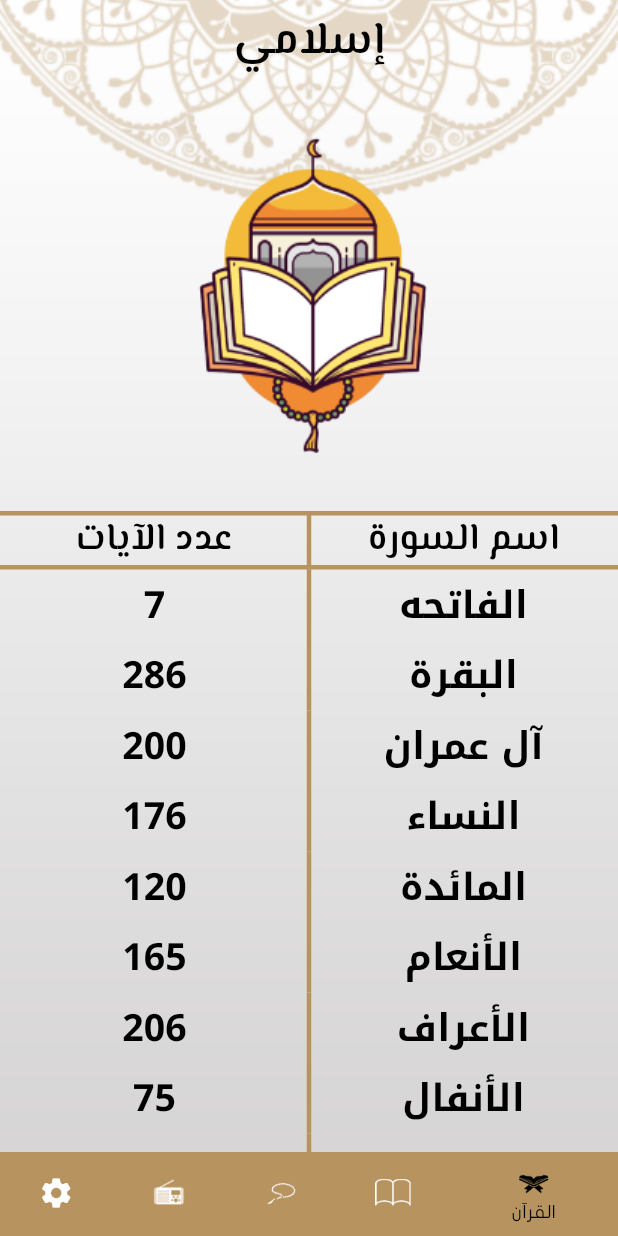
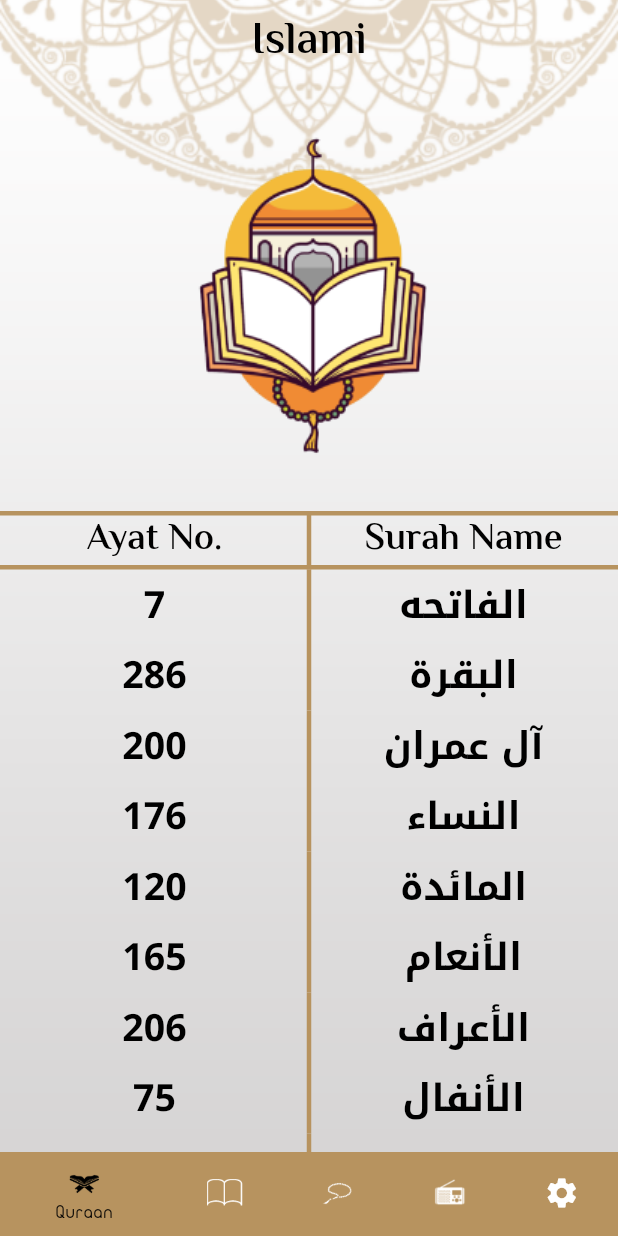
Before and after one commit to heshamgasser/Islamic, a Flutter app: the screen it shows after launch, on a phone screen of 412 x 824 dp. Run offline on Flutter 3.47's test engine with Material 2 defaults, Android fonts, the phone set to English and light mode, and no system bars; our stand-ins replace google_fonts; generated files the repository leaves out were written again.

Commit message:
setting tab and provider

```diff
--- /dev/null
+++ b/l10n.yaml
@@ -0,0 +1,3 @@
+arb-dir: lib/l10n
+template-arb-file: app_en.arb
+output-localization-file: app_localizations.dart
--- /dev/null
+++ b/lib/l10n/app_en.arb
@@ -0,0 +1,16 @@
+{
+  "appTitle": "Islami",
+  "surahNames": "Surah Name",
+  "ayatNo": "Ayat No.",
+  "quran": "Quraan",
+  "ahadeth": "Ahadeth",
+  "sebha": "Sebha",
+  "radio": "Radio",
+  "setting": "Setting",
+  "enLanguage": "English",
+  "arlanguage": "Arabic",
+  "lightTheme": "Light",
+  "darkTheme": "Dark",
+  "language": "Language",
+  "theme": "Theme"
+}
--- a/lib/main.dart
+++ b/lib/main.dart
@@ -1,11 +1,16 @@
 import 'package:flutter/material.dart';
+import 'package:flutter_gen/gen_l10n/app_localizations.dart';
+import 'package:flutter_localizations/flutter_localizations.dart';
+import 'package:islamic_app/providers/app_provider.dart';
 import 'package:islamic_app/screens/hadethScreen.dart';
 import 'package:islamic_app/screens/homeScreen.dart';
 import 'package:islamic_app/screens/surahScreen.dart';
 import 'package:islamic_app/themeData/themes.dart';
+import 'package:provider/provider.dart';
 
 void main() {
-  runApp(const IslamicApp());
+  runApp(ChangeNotifierProvider(
+      create: (context) => AppProvider(), child: const IslamicApp()));
 }
 
 class IslamicApp extends StatelessWidget {
@@ -13,10 +18,23 @@ class IslamicApp extends StatelessWidget {
 
   @override
   Widget build(BuildContext context) {
+    var provider = Provider.of<AppProvider>(context);
+
     return MaterialApp(
       darkTheme: MyThemeData.darkTheme,
       theme: MyThemeData.lightTheme,
-      themeMode: ThemeMode.system,
+      themeMode: provider.themeMode,
+      localizationsDelegates: [
+        AppLocalizations.delegate, // Add this line
+        GlobalMaterialLocalizations.delegate,
+        GlobalWidgetsLocalizations.delegate,
+        GlobalCupertinoLocalizations.delegate,
+      ],
+      supportedLocales: [
+        Locale('en'), // English
+        Locale('ar'), // Arabic
+      ],
+      locale: Locale(provider.language),
       debugShowCheckedModeBanner: false,
       initialRoute: HomeScreen.routeName,
       routes: {
--- /dev/null
+++ b/lib/providers/app_provider.dart
@@ -0,0 +1,17 @@
+import 'package:flutter/material.dart';
+
+class AppProvider extends ChangeNotifier {
+  ThemeMode themeMode = ThemeMode.light;
+
+  String language = 'en';
+
+  void changeTheme(ThemeMode mode) {
+    themeMode = mode;
+    notifyListeners();
+  }
+
+  void changeLanguage(String lang) {
+    language = lang;
+    notifyListeners();
+  }
+}
--- a/lib/screens/hadethScreen.dart
+++ b/lib/screens/hadethScreen.dart
@@ -1,4 +1,5 @@
 import 'package:flutter/material.dart';
+import 'package:flutter_gen/gen_l10n/app_localizations.dart';
 
 import '../models/ahadethContent.dart';
 
@@ -30,7 +31,7 @@ class HadethScreen extends StatelessWidget {
         Scaffold(
           appBar: AppBar(
             title: Text(
-              'إسلامي',
+              AppLocalizations.of(context)!.appTitle,
               style: Theme.of(context).textTheme.titleLarge,
             ),
           ),
--- a/lib/screens/homeScreen.dart
+++ b/lib/screens/homeScreen.dart
@@ -1,4 +1,5 @@
 import 'package:flutter/material.dart';
+import 'package:flutter_gen/gen_l10n/app_localizations.dart';
 import 'package:islamic_app/tabs/ahadeth.dart';
 import 'package:islamic_app/tabs/quran.dart';
 import 'package:islamic_app/tabs/radio.dart';
@@ -15,13 +16,13 @@ class HomeScreen extends StatefulWidget {
 }
 
 class _HomeScreenState extends State<HomeScreen> {
-  int index = 4;
+  int index = 0;
   List<Widget> tabs = [
+    const QuranTab(),
+    const AhadethTab(),
+    const SebhaTab(),
+    const RadioTab(),
     SettingTab(),
-    const RadioTab(),
-    const SebhaTab(),
-    const AhadethTab(),
-    const QuranTab(),
   ];
 
   @override
@@ -40,7 +41,7 @@ class _HomeScreenState extends State<HomeScreen> {
         Scaffold(
           appBar: AppBar(
             title: Text(
-              'إسلامي',
+              AppLocalizations.of(context)!.appTitle,
               style: Theme.of(context).textTheme.titleLarge,
             ),
           ),
@@ -54,8 +55,26 @@ class _HomeScreenState extends State<HomeScreen> {
             },
             items: [
               BottomNavigationBarItem(
-                  icon: Icon(Icons.settings),
-                  label: 'الإعدادات',
+                  icon: const ImageIcon(
+                    AssetImage('assets/images/quran_gold.png'),
+                  ),
+                  label: AppLocalizations.of(context)!.quran,
+                  backgroundColor: Theme.of(context)
+                      .bottomNavigationBarTheme
+                      .backgroundColor),
+              BottomNavigationBarItem(
+                  icon: const ImageIcon(
+                    AssetImage('assets/images/ahadeth.png'),
+                  ),
+                  label: AppLocalizations.of(context)!.ahadeth,
+                  backgroundColor: Theme.of(context)
+                      .bottomNavigationBarTheme
+                      .backgroundColor),
+              BottomNavigationBarItem(
+                  icon: const ImageIcon(
+                    AssetImage('assets/images/sebha.png'),
+                  ),
+                  label: AppLocalizations.of(context)!.sebha,
                   backgroundColor: Theme.of(context)
                       .bottomNavigationBarTheme
                       .backgroundColor),
@@ -63,31 +82,13 @@ class _HomeScreenState extends State<HomeScreen> {
                   icon: const ImageIcon(
                     AssetImage('assets/images/radio.png'),
                   ),
-                  label: 'الراديو',
+                  label: AppLocalizations.of(context)!.radio,
                   backgroundColor: Theme.of(context)
                       .bottomNavigationBarTheme
                       .backgroundColor),
               BottomNavigationBarItem(
-                  icon: const ImageIcon(
-                    AssetImage('assets/images/sebha.png'),
-                  ),
-                  label: 'التسبيح',
-                  backgroundColor: Theme.of(context)
-                      .bottomNavigationBarTheme
-                      .backgroundColor),
-              BottomNavigationBarItem(
-                  icon: const ImageIcon(
-                    AssetImage('assets/images/ahadeth.png'),
-                  ),
-                  label: 'الأحاديث',
-                  backgroundColor: Theme.of(context)
-                      .bottomNavigationBarTheme
-                      .backgroundColor),
-              BottomNavigationBarItem(
-                  icon: const ImageIcon(
-                    AssetImage('assets/images/quran_gold.png'),
-                  ),
-                  label: 'القرآن',
+                  icon: Icon(Icons.settings),
+                  label: AppLocalizations.of(context)!.setting,
                   backgroundColor: Theme.of(context)
                       .bottomNavigationBarTheme
                       .backgroundColor),
--- a/lib/screens/surahScreen.dart
+++ b/lib/screens/surahScreen.dart
@@ -1,5 +1,6 @@
 import 'package:flutter/material.dart';
 import 'package:flutter/services.dart';
+import 'package:flutter_gen/gen_l10n/app_localizations.dart';
 import 'package:islamic_app/models/surahDetailArgs.dart';
 
 class SurahScreen extends StatefulWidget {
@@ -36,7 +37,7 @@ class _SurahScreenState extends State<SurahScreen> {
         Scaffold(
           appBar: AppBar(
             title: Text(
-              'إسلامي',
+              AppLocalizations.of(context)!.appTitle,
               style: Theme.of(context).textTheme.titleLarge,
             ),
           ),
--- a/lib/tabs/ahadeth.dart
+++ b/lib/tabs/ahadeth.dart
@@ -1,5 +1,6 @@
 import 'package:flutter/material.dart';
 import 'package:flutter/services.dart';
+import 'package:flutter_gen/gen_l10n/app_localizations.dart';
 import 'package:islamic_app/screens/hadethScreen.dart';
 
 import '../models/ahadethContent.dart';
@@ -37,7 +38,7 @@ class _AhadethTabState extends State<AhadethTab> {
               TableRow(
                 children: [
                   Text(
-                    'الأحاديث',
+                    AppLocalizations.of(context)!.ahadeth,
                     textAlign: TextAlign.center,
                     style: Theme.of(context).textTheme.bodyMedium,
                   ),
--- a/lib/tabs/quran.dart
+++ b/lib/tabs/quran.dart
@@ -1,4 +1,5 @@
 import 'package:flutter/material.dart';
+import 'package:flutter_gen/gen_l10n/app_localizations.dart';
 import 'package:islamic_app/widgets/tableWidget.dart';
 
 import '../models/contentDetail.dart';
@@ -35,12 +36,12 @@ class QuranTab extends StatelessWidget {
               TableRow(
                 children: [
                   Text(
-                    'اسم السورة',
+                    AppLocalizations.of(context)!.surahNames,
                     textAlign: TextAlign.center,
                     style: Theme.of(context).textTheme.bodyMedium,
                   ),
                   Text(
-                    'عدد الآيات',
+                    AppLocalizations.of(context)!.ayatNo,
                     textAlign: TextAlign.center,
                     style: Theme.of(context).textTheme.bodyMedium,
                   ),
```
Also changed, not shown: lib/l10n/app_ar.arb (added, +16 -0 lines), lib/tabs/setting.dart (+30 -44 lines), lib/widgets/languageBottomSheet.dart (added, +74 -0 lines), lib/widgets/themeBottomSheet.dart (added, +82 -0 lines), pubspec.yaml (+7 -0 lines), pubspec.lock.
